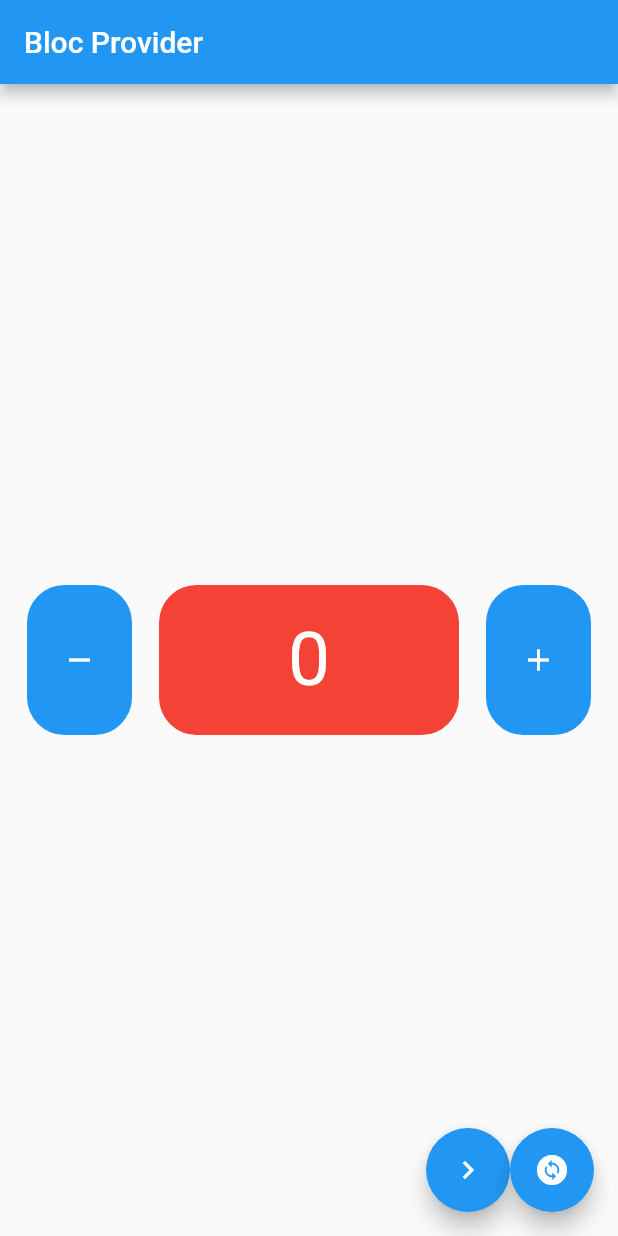
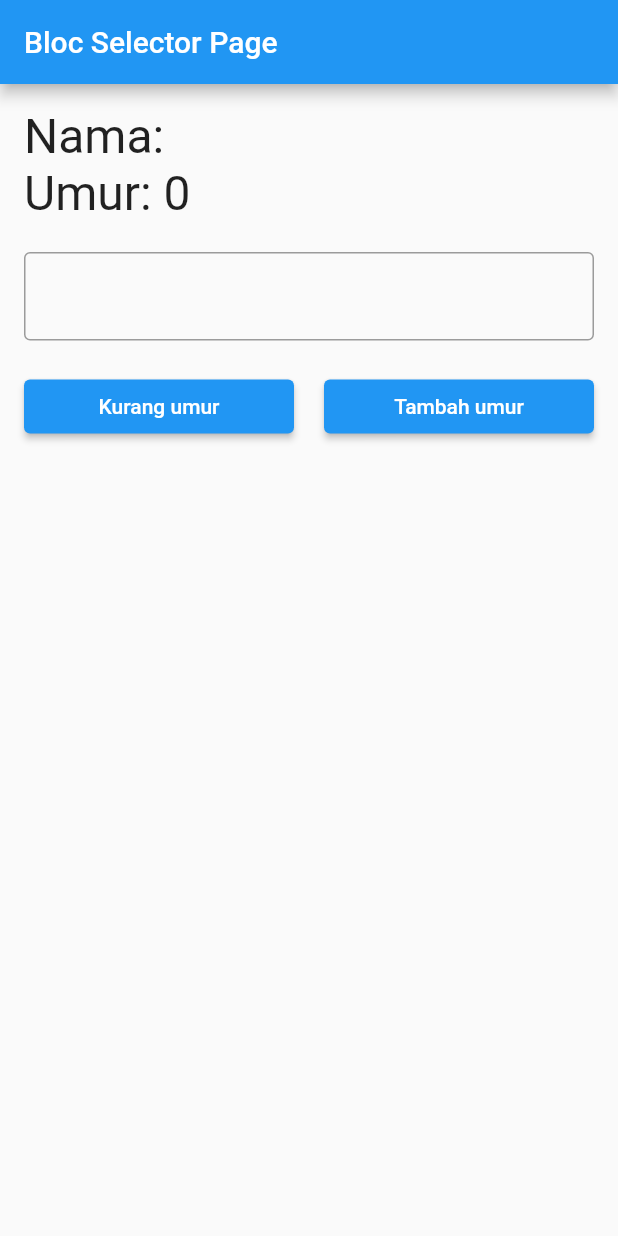
Before and after one commit to finma/flutter-bloc-basic, a Flutter app: the screen it shows after launch, on a phone screen of 412 x 824 dp. Run offline on Flutter 3.47's test engine with Material 2 defaults, Android fonts, the light colour scheme and no system bars; our stand-ins replace bloc, flutter_bloc.

Commit message:
[ADD] bloc selector

```diff
--- /dev/null
+++ b/lib/bloc/user_bloc.dart
@@ -0,0 +1,23 @@
+import 'package:bloc/bloc.dart';
+
+class UserBloc extends Cubit<Map<String, dynamic>> {
+  UserBloc()
+      : super({
+          'name': '',
+          'age': 0,
+        });
+
+  void changeName(String newName) => emit(
+        {
+          'name': newName,
+          'age': state['age'],
+        },
+      );
+
+  void changeAge(int newAge) => emit(
+        {
+          'name': state['name'],
+          'age': newAge,
+        },
+      );
+}
--- a/lib/main.dart
+++ b/lib/main.dart
@@ -1,5 +1,6 @@
 import 'package:flutter/material.dart';
 import 'package:flutter_bloc/flutter_bloc.dart';
+import 'package:flutter_bloc_basic/bloc/user_bloc.dart';
 
 import 'bloc/counter_bloc.dart';
 import 'bloc/theme_bloc.dart';
@@ -29,6 +30,9 @@ class MyApp extends StatelessWidget {
         ),
         BlocProvider<ThemeBloc>(
           create: (context) => ThemeBloc(),
+        ),
+        BlocProvider<UserBloc>(
+          create: (context) => UserBloc(),
         ),
       ],
       // child: App(),
--- /dev/null
+++ b/lib/pages/bloc_selector_page.dart
@@ -0,0 +1,74 @@
+import 'package:flutter/material.dart';
+import 'package:flutter_bloc/flutter_bloc.dart';
+
+import '../bloc/user_bloc.dart';
+
+class BlocSelectorPage extends StatelessWidget {
+  const BlocSelectorPage({super.key});
+
+  @override
+  Widget build(BuildContext context) {
+    UserBloc userBloc = context.read<UserBloc>();
+
+    return Scaffold(
+      appBar: AppBar(
+        title: const Text('Bloc Selector Page'),
+      ),
+      body: ListView(
+        padding: const EdgeInsets.all(16),
+        children: [
+          //! BLOC SELECTOR FOR NAME
+          BlocSelector<UserBloc, Map<String, dynamic>, String>(
+            selector: (state) => state['name'],
+            builder: (context, state) {
+              print('TEXT NAMA => BUILD');
+              return Text(
+                'Nama: $state',
+                style: const TextStyle(fontSize: 32),
+              );
+            },
+          ),
+
+          //! BLOC SELECTOR FOR AGE
+          BlocSelector<UserBloc, Map<String, dynamic>, int>(
+            selector: (state) => state['age'],
+            builder: (context, state) {
+              print('TEXT UMUR => BUILD');
+              return Text(
+                'Umur: $state',
+                style: const TextStyle(fontSize: 32),
+              );
+            },
+          ),
+          const SizedBox(height: 20),
+          TextField(
+            onChanged: (value) => userBloc.changeName(value),
+            decoration: const InputDecoration(
+              border: OutlineInputBorder(),
+            ),
+          ),
+          const SizedBox(height: 20),
+          Row(
+            children: [
+              Expanded(
+                child: ElevatedButton(
+                  onPressed: () =>
+                      userBloc.changeAge(userBloc.state['age'] - 1),
+                  child: const Text('Kurang umur'),
+                ),
+              ),
+              const SizedBox(width: 20),
+              Expanded(
+                child: ElevatedButton(
+                  onPressed: () =>
+                      userBloc.changeAge(userBloc.state['age'] + 1),
+                  child: const Text('Tambah umur'),
+                ),
+              ),
+            ],
+          )
+        ],
+      ),
+    );
+  }
+}
--- a/lib/router/router.dart
+++ b/lib/router/router.dart
@@ -1,6 +1,7 @@
 import 'package:flutter/material.dart';
 import 'package:flutter_bloc/flutter_bloc.dart';
 import 'package:flutter_bloc_basic/pages/bloc_multi_listener.dart';
+import 'package:flutter_bloc_basic/pages/bloc_selector_page.dart';
 import 'package:flutter_bloc_basic/pages/not_found.dart';
 import 'package:flutter_bloc_basic/pages/other_page.dart';
 
@@ -16,8 +17,9 @@ class MyRouter {
         return MaterialPageRoute(
           builder: (context) => BlocProvider.value(
             value: counterCubit,
+            child: const BlocSelectorPage(),
             // child: BlocProviderValuePage(),
-            child: BlocMultiListenerPage(),
+            // child: BlocMultiListenerPage(),
           ),
         );
       case '/other_page':
```
